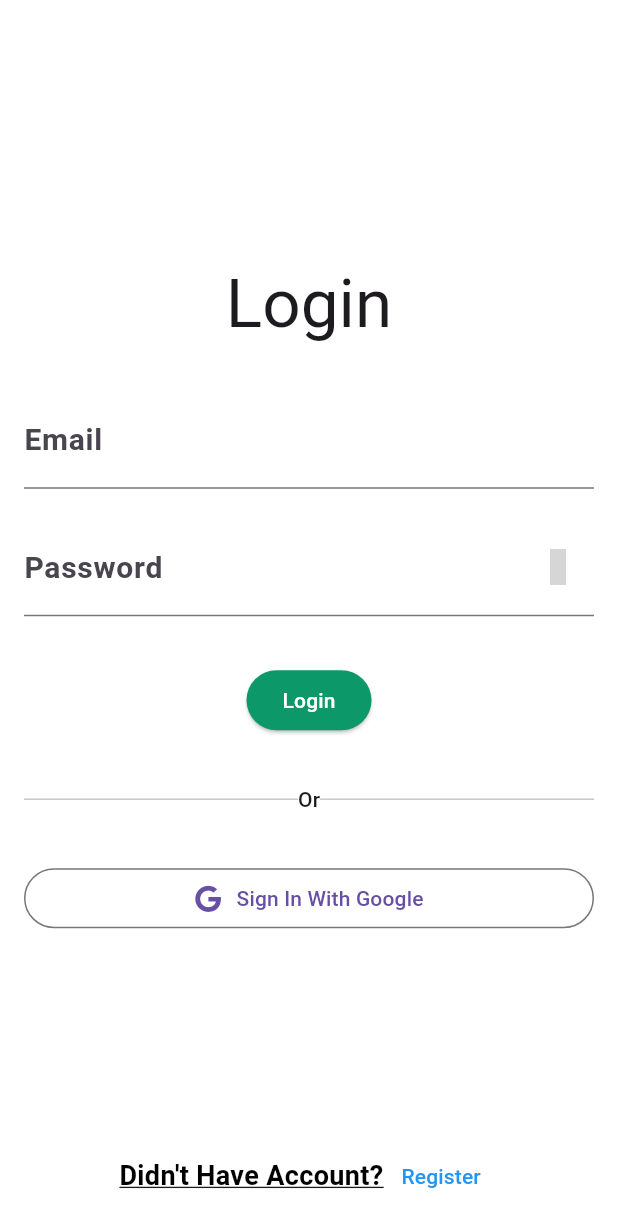
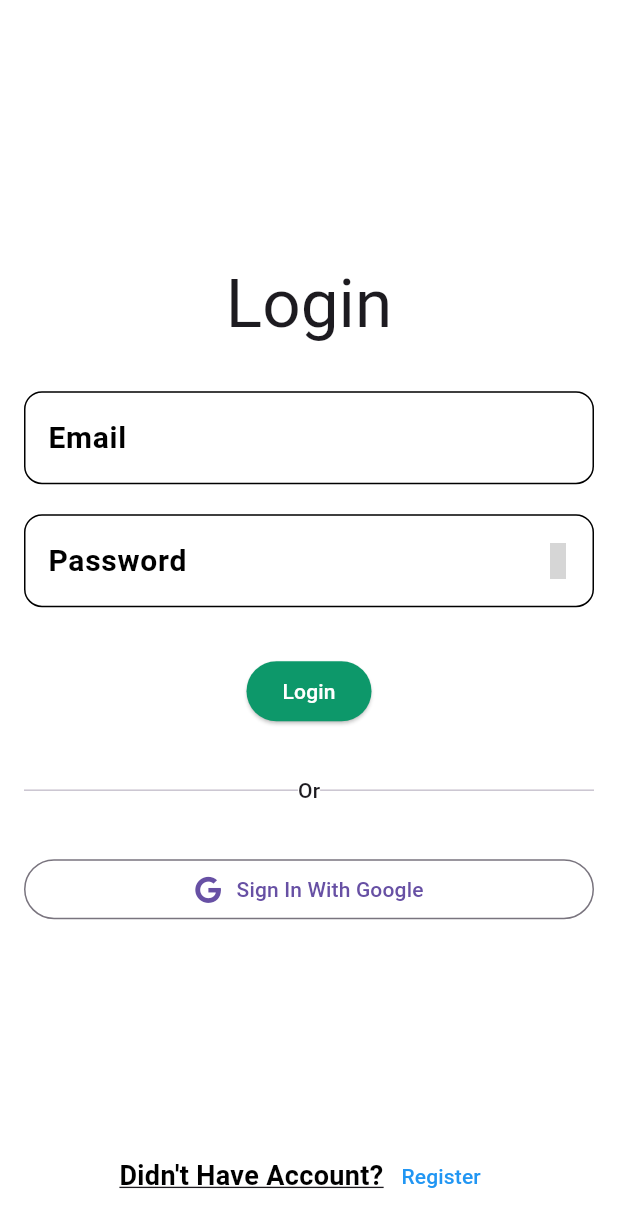
Before and after one commit to rostom17/Farmers-Nest, a Flutter app: the screen it shows after launch, on a phone screen of 412 x 824 dp. Shown: the top 1228 px of the screen. Run offline on Flutter 3.47's test engine with Material 3 defaults, Android fonts, the phone set to English and light mode, and no system bars; our stand-ins replace flutter_svg, font_awesome_flutter, get, iconsax, smooth_page_indicator; grey boxes are pictures that could not be loaded.

```diff
--- a/lib/app.dart
+++ b/lib/app.dart
@@ -89,6 +89,18 @@ class FarmersNest extends StatelessWidget {
         bodyMedium: TextStyle(fontSize: 18, fontWeight: FontWeight.bold),
         bodySmall: TextStyle(fontSize: 14, color: Colors.grey.shade800),
       ),
+      inputDecorationTheme: InputDecorationTheme(
+        enabledBorder: OutlineInputBorder(
+          borderSide: BorderSide(color: Colors.black),
+          borderRadius: BorderRadius.circular(12),
+        ),
+
+        focusedBorder: OutlineInputBorder(
+          borderSide: BorderSide(color: Colors.blue, width: 3),
+          borderRadius: BorderRadius.circular(12),
+        ),
+        labelStyle: TextStyle(color: Colors.black),
+      ),
     );
   }
 }
```
